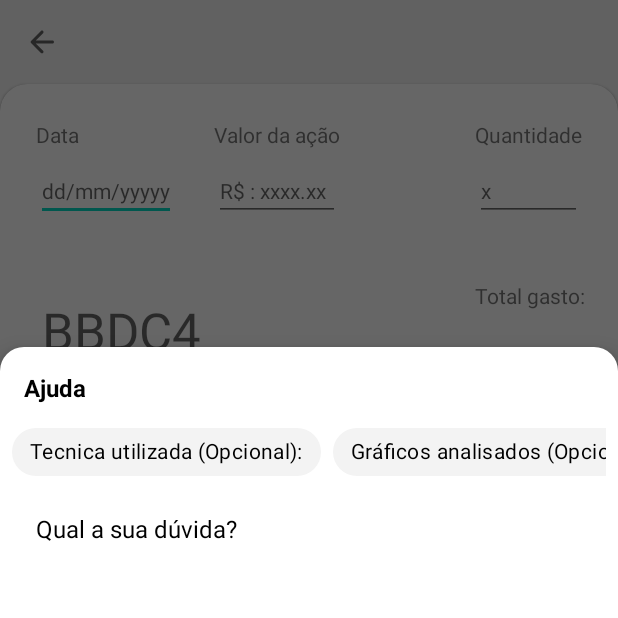
After one commit to BacchoTerra/Finance_tracker, an Android app: the fragment HelpStockBottomSheet placed in its activity, on a phone screen of 412 x 824 dp, the top half of it. The commit adds this screen. Run offline under Robolectric (Android 15) with nearby library versions, the phone set to English and light mode, and no system bars; libraries missing offline, so code that uses them is left out: com.santalu.maskara; plain views replace MaskEditText; 2 statements that could not run were skipped.

Commit message:
HelpStockBottomSheet added.

```diff
--- a/app/src/main/java/com/bacchoterra/financetracker/tools/CalculateTotalSpend.java
+++ b/app/src/main/java/com/bacchoterra/financetracker/tools/CalculateTotalSpend.java
@@ -4,6 +4,8 @@ import android.text.Editable;
 import android.text.TextWatcher;
 import android.widget.EditText;
 import android.widget.TextView;
+
+import java.text.DecimalFormat;
 
 public class CalculateTotalSpend {
 
@@ -14,15 +16,19 @@ public class CalculateTotalSpend {
     private float value2;
     private float totalSpend;
 
+    //Float format
+    private DecimalFormat decimalFormat;
+
     public CalculateTotalSpend(EditText editPrice, EditText editQuantity, TextView txtTotalPrice) {
         this.editPrice = editPrice;
         this.editQuantity = editQuantity;
         this.txtTotalPrice = txtTotalPrice;
-        getTotalSpend();
+        decimalFormat = new DecimalFormat("0.00");
+        retrieveValues();
     }
 
 
-    private void getTotalSpend (){
+    private void retrieveValues(){
 
 
         editPrice.addTextChangedListener(new TextWatcher() {
@@ -33,7 +39,7 @@ public class CalculateTotalSpend {
 
             @Override
             public void onTextChanged(CharSequence charSequence, int i, int i1, int i2) {
-                 txtTotalPrice.setText(String.valueOf(calculate(editPrice,editQuantity)));
+                 txtTotalPrice.setText(decimalFormat.format(calculate(editPrice,editQuantity)));
 
             }
 
@@ -51,7 +57,7 @@ public class CalculateTotalSpend {
 
             @Override
             public void onTextChanged(CharSequence charSequence, int i, int i1, int i2) {
-                 txtTotalPrice.setText(String.valueOf(calculate(editQuantity,editPrice)));
+                 txtTotalPrice.setText(decimalFormat.format(calculate(editQuantity,editPrice)));
 
 
             }
--- /dev/null
+++ b/app/src/main/java/com/bacchoterra/financetracker/tools/HelpStockBottomSheet.java
@@ -0,0 +1,65 @@
+package com.bacchoterra.financetracker.tools;
+
+import android.os.Bundle;
+import android.view.LayoutInflater;
+import android.view.View;
+import android.view.ViewGroup;
+import android.widget.TextView;
+import android.widget.Toast;
+
+import androidx.annotation.NonNull;
+import androidx.annotation.Nullable;
+
+import com.bacchoterra.financetracker.R;
+import com.google.android.material.bottomsheet.BottomSheetDialogFragment;
+import com.google.android.material.chip.Chip;
+import com.google.android.material.chip.ChipGroup;
+
+public class HelpStockBottomSheet extends BottomSheetDialogFragment {
+
+    private ChipGroup chipGroup;
+    private TextView txtInfo;
+
+    @Nullable
+    @Override
+    public View onCreateView(@NonNull LayoutInflater inflater, @Nullable ViewGroup container, @Nullable Bundle savedInstanceState) {
+
+        View view = inflater.inflate(R.layout.sheet_help_stock, container, false);
+        init(view);
+        chipGroupSelection();
+
+        return view;
+    }
+
+    private void init(View view) {
+
+        chipGroup = view.findViewById(R.id.sheet_help_stock_chip_group);
+        txtInfo = view.findViewById(R.id.sheet_help_stock_txt_info);
+
+    }
+
+    ;
+
+    private void chipGroupSelection() {
+
+        chipGroup.setOnCheckedChangeListener(new ChipGroup.OnCheckedChangeListener() {
+            @Override
+            public void onCheckedChanged(ChipGroup group, int checkedId) {
+
+                if (group.getCheckedChipId() == R.id.sheet_help_stock_chip_tecnica) {
+
+                    txtInfo.setText(getResources().getString(R.string.tecnica_utilizada_description));
+
+                } else if (group.getCheckedChipId() == R.id.sheet_help_stock_chip_graficos) {
+
+                    txtInfo.setText(getResources().getString(R.string.graficos_analisados_description));
+                } else {
+
+                    txtInfo.setText(getResources().getString(R.string.tempo_esperado_description));
+                }
+
+            }
+        });
+
+    }
+}
--- a/app/src/main/java/com/bacchoterra/financetracker/view/AddStockActivity.java
+++ b/app/src/main/java/com/bacchoterra/financetracker/view/AddStockActivity.java
@@ -2,17 +2,17 @@ package com.bacchoterra.financetracker.view;
 
 import androidx.appcompat.app.AppCompatActivity;
 import androidx.appcompat.widget.Toolbar;
+import androidx.core.content.res.ResourcesCompat;
 
 import android.os.Bundle;
-import android.text.Editable;
-import android.text.TextWatcher;
+import android.view.View;
+import android.widget.Button;
 import android.widget.EditText;
 import android.widget.TextView;
-import android.widget.Toast;
 
 import com.bacchoterra.financetracker.R;
 import com.bacchoterra.financetracker.tools.CalculateTotalSpend;
-import com.santalu.maskara.Mask;
+import com.bacchoterra.financetracker.tools.HelpStockBottomSheet;
 import com.santalu.maskara.widget.MaskEditText;
 
 import java.text.SimpleDateFormat;
@@ -27,11 +27,11 @@ public class AddStockActivity extends AppCompatActivity {
     private EditText editPrice;
     private EditText editQuantity;
     private TextView txtTotalPrice;
+    private TextView txtHelp;
+    private Button btnAdd;
 
-    //Price calculation
-    float price;
-    float quantity;
-
+    //Help BottomSheet
+    private HelpStockBottomSheet bottomSheetHelp;
 
     @Override
     protected void onCreate(Bundle savedInstanceState) {
@@ -41,6 +41,7 @@ public class AddStockActivity extends AppCompatActivity {
         createToolbar();
         setEditDateToCurrentDate();
         calculateTotal();
+        showHelpBottomSheet();
     }
 
     private void calculateTotal() {
@@ -56,6 +57,8 @@ public class AddStockActivity extends AppCompatActivity {
         editPrice = findViewById(R.id.activity_add_stock_edit_price);
         editQuantity = findViewById(R.id.activity_add_stock_edit_quantity);
         txtTotalPrice = findViewById(R.id.activity_add_stock_txt_total_price_result);
+        btnAdd = findViewById(R.id.activity_add_stock_btn_add);
+        txtHelp = findViewById(R.id.activity_add_stock_txt_help);
 
     }
 
@@ -65,6 +68,22 @@ public class AddStockActivity extends AppCompatActivity {
         getSupportActionBar().setDisplayHomeAsUpEnabled(true);
         getSupportActionBar().setHomeAsUpIndicator(R.drawable.ic_round_arrow_back_24);
         getSupportActionBar().setTitle(null);
+
+    }
+
+    private void showHelpBottomSheet(){
+
+        txtHelp.setOnClickListener(new View.OnClickListener() {
+            @Override
+            public void onClick(View view) {
+                if (bottomSheetHelp == null){
+                    bottomSheetHelp = new HelpStockBottomSheet();
+                }
+
+                bottomSheetHelp.show(getSupportFragmentManager(),null);
+            }
+        });
+
 
     }
 
--- /dev/null
+++ b/app/src/main/res/color/chip_selection_color.xml
@@ -0,0 +1,8 @@
+<?xml version="1.0" encoding="utf-8"?>
+<selector xmlns:android="http://schemas.android.com/apk/res/android">
+
+    <item android:color="@color/chip_selected" android:state_selected="true"/>
+
+    <item android:color="@color/background_color"/>
+
+</selector>
--- a/app/src/main/res/layout/activity_add_stock.xml
+++ b/app/src/main/res/layout/activity_add_stock.xml
@@ -71,25 +71,25 @@
             <com.santalu.maskara.widget.MaskEditText
                 android:id="@+id/activity_add_stock_edit_date"
                 android:layout_width="wrap_content"
-                app:mask="__/__/____"
-                android:maxLength="10"
                 android:layout_height="wrap_content"
                 android:layout_marginTop="8dp"
                 android:hint="dd/mm/yyyyy"
                 android:inputType="number"
+                android:maxLength="10"
                 android:textSize="14sp"
                 app:layout_constraintStart_toStartOf="@+id/activity_add_stock_txt_date"
                 app:layout_constraintTop_toBottomOf="@+id/activity_add_stock_txt_date"
+                app:mask="__/__/____"
                 tools:ignore="HardcodedText" />
 
             <EditText
                 android:id="@+id/activity_add_stock_edit_price"
                 android:layout_width="0dp"
                 android:layout_height="wrap_content"
-                android:maxLength="7"
                 android:layout_marginTop="8dp"
                 android:hint="R$ : xxxx.xx"
                 android:inputType="numberDecimal"
+                android:maxLength="7"
                 android:textSize="14sp"
                 app:layout_constraintEnd_toEndOf="@+id/activity_add_stock_txtInitial_price"
                 app:layout_constraintStart_toStartOf="@+id/activity_add_stock_txtInitial_price"
@@ -150,7 +150,7 @@
                 app:layout_constraintTop_toBottomOf="@+id/textView8" />
 
             <TextView
-                android:id="@+id/textView10"
+                android:id="@+id/activity_add_stock_txt_help"
                 android:layout_width="wrap_content"
                 android:layout_height="wrap_content"
                 android:layout_marginTop="8dp"
@@ -180,20 +180,20 @@
                 tools:text="R$: 45,45" />
 
             <Button
-                android:id="@+id/activity_add_stock_btn_save"
+                android:id="@+id/activity_add_stock_btn_add"
                 android:layout_width="0dp"
                 android:layout_height="wrap_content"
                 android:layout_marginStart="32dp"
                 android:layout_marginEnd="32dp"
                 android:background="@drawable/shape_btn_adicionar_acao"
-                android:padding="0dp"
                 android:text="@string/adicionar"
                 android:textAppearance="@style/TextAppearance.AppCompat.Body2"
                 app:layout_constraintBottom_toBottomOf="parent"
                 app:layout_constraintEnd_toEndOf="parent"
                 app:layout_constraintStart_toStartOf="parent"
-                app:layout_constraintTop_toBottomOf="@+id/textView10"
+                app:layout_constraintTop_toBottomOf="@+id/activity_add_stock_txt_help"
                 app:layout_constraintVertical_bias="0.3" />
+
 
         </androidx.constraintlayout.widget.ConstraintLayout>
     </com.google.android.material.card.MaterialCardView>
--- /dev/null
+++ b/app/src/main/res/layout/sheet_help_stock.xml
@@ -0,0 +1,104 @@
+<?xml version="1.0" encoding="utf-8"?>
+<androidx.constraintlayout.widget.ConstraintLayout xmlns:android="http://schemas.android.com/apk/res/android"
+    xmlns:app="http://schemas.android.com/apk/res-auto"
+    xmlns:tools="http://schemas.android.com/tools"
+    android:layout_width="match_parent"
+    android:layout_height="match_parent"
+    android:theme="@style/Theme.MaterialComponents">
+
+    <TextView
+        android:id="@+id/sheet_help_stock_txt_help"
+        android:layout_width="wrap_content"
+        android:layout_height="wrap_content"
+        android:layout_marginStart="16dp"
+        android:layout_marginTop="16dp"
+        android:text="@string/ajuda"
+        android:textColor="@color/black"
+        android:textSize="16sp"
+        android:textStyle="bold"
+        app:layout_constraintStart_toStartOf="parent"
+        app:layout_constraintTop_toTopOf="parent" />
+
+
+    <HorizontalScrollView
+        android:id="@+id/sheet_help_stock_scroll_view"
+        android:layout_width="match_parent"
+        android:layout_height="wrap_content"
+        android:layout_marginStart="8dp"
+        android:layout_marginTop="8dp"
+        android:layout_marginEnd="8dp"
+        app:layout_constraintEnd_toEndOf="parent"
+        app:layout_constraintStart_toStartOf="parent"
+        app:layout_constraintTop_toBottomOf="@id/sheet_help_stock_txt_help">
+
+        <com.google.android.material.chip.ChipGroup
+            android:id="@+id/sheet_help_stock_chip_group"
+            android:layout_width="wrap_content"
+            android:layout_height="match_parent"
+            app:chipSpacing="4dp"
+            app:singleLine="true"
+            app:singleSelection="true">
+
+            <com.google.android.material.chip.Chip
+                android:id="@+id/sheet_help_stock_chip_tecnica"
+                style="@style/Widget.MaterialComponents.Chip.Choice"
+                android:layout_width="wrap_content"
+                android:layout_height="wrap_content"
+                android:padding="3dp"
+                android:text="@string/tecnica_utilizada_opcional"
+                android:textColor="@color/black"
+                app:chipBackgroundColor="@color/chip_selection_color" />
+
+            <com.google.android.material.chip.Chip
+                android:id="@+id/sheet_help_stock_chip_graficos"
+                style="@style/Widget.MaterialComponents.Chip.Choice"
+                android:layout_width="wrap_content"
+                android:layout_height="wrap_content"
+                android:padding="3dp"
+                android:text="@string/gr_ficos_analisados_opcional"
+                android:textColor="@color/black"
+                app:chipBackgroundColor="@color/chip_selection_color" />
+
+            <com.google.android.material.chip.Chip
+                android:id="@+id/sheet_help_stock_chip_tempo"
+                style="@style/Widget.MaterialComponents.Chip.Choice"
+                android:layout_width="wrap_content"
+                android:layout_height="wrap_content"
+                android:padding="3dp"
+                android:text="@string/tempo_esperado_de_investimento_opcional"
+                android:textColor="@color/black"
+                app:chipBackgroundColor="@color/chip_selection_color" />
+
+
+        </com.google.android.material.chip.ChipGroup>
+
+
+    </HorizontalScrollView>
+
+    <TextView
+        android:id="@+id/sheet_help_stock_txt_info"
+        android:layout_width="0dp"
+        android:layout_height="wrap_content"
+        android:textSize="16sp"
+        android:layout_marginStart="24dp"
+        android:layout_marginTop="16dp"
+        android:layout_marginEnd="24dp"
+        android:gravity="start"
+        android:minHeight="100dp"
+        android:text="@string/qual_a_sua_duvida"
+        android:textColor="@color/black"
+        app:layout_constraintBottom_toTopOf="@+id/guideline"
+        app:layout_constraintEnd_toEndOf="parent"
+        app:layout_constraintStart_toStartOf="parent"
+        app:layout_constraintTop_toBottomOf="@+id/sheet_help_stock_scroll_view"
+        app:layout_constraintVertical_bias="0.0" />
+
+    <androidx.constraintlayout.widget.Guideline
+        android:id="@+id/guideline"
+        android:layout_width="wrap_content"
+        android:layout_height="wrap_content"
+        android:orientation="horizontal"
+        app:layout_constraintGuide_percent="0.31" />
+
+
+</androidx.constraintlayout.widget.ConstraintLayout>
--- a/app/src/main/res/values/colors.xml
+++ b/app/src/main/res/values/colors.xml
@@ -17,4 +17,5 @@
     <color name="toolbar_text_color">#000000</color>
     <color name="status_bar_color">#000000</color>
     <color name="background_color">#f3f3f3</color>
+    <color name="chip_selected">#C0D5FF</color>
 </resources>
--- a/app/src/main/res/values/strings.xml
+++ b/app/src/main/res/values/strings.xml
@@ -13,10 +13,15 @@
     <string name="data">Data</string>
     <string name="valor_da_a_o">Valor da ação</string>
     <string name="quantidade">Quantidade</string>
-    <string name="tecnica_utilizada_opcional">Tecnica utilizada: (Opcional)</string>
+    <string name="tecnica_utilizada_opcional">Tecnica utilizada (Opcional):</string>
     <string name="gr_ficos_analisados_opcional">Gráficos analisados (Opcional):</string>
     <string name="tempo_esperado_de_investimento_opcional">Tempo esperado de investimento (Opcional):</string>
     <string name="o_que_s_o_os_itens_acima">O que são os itens acima?</string>
     <string name="dd_mm_yyyy">dd/mm/YYYY</string>
     <string name="adicionar">Adicionar</string>
+    <string name="tecnica_utilizada_description">Este item se refere a qual item de análise gráfica foi utilizada (caso alguma tenha sido), permitindo que possa ser feita uma comparação usando a mesma técnica futuramente.</string>
+    <string name="graficos_analisados_description">Neste seria interessante adicionar detalhes dos gráficos analisados, como tipo de gráfico, intervalo do gráfico, entre outros, para facilitar futuras comparações.</string>
+    <string name="tempo_esperado_description">O tempo esperado de investimento determina quanto tempo você pretende deixar a operação aberta (dias, semanas, meses, etc.), facilitando, futuramente, a escolha do intervalo do gráfico para analisar sua operação.</string>
+    <string name="ajuda">Ajuda</string>
+    <string name="qual_a_sua_duvida">Qual a sua dúvida?</string>
 </resources>
--- a/app/src/main/res/values/themes.xml
+++ b/app/src/main/res/values/themes.xml
@@ -11,6 +11,28 @@
         <item name="colorOnSecondary">@color/black</item>
         <!-- Status bar color. -->
         <item name="android:statusBarColor" tools:targetApi="l">@color/status_bar_color</item>
+        <!--BottomSheet theme. -->
+        <item name="bottomSheetDialogTheme">@style/CustomBottomSheetDialog</item>
         <!-- Customize your theme here. -->
     </style>
+
+
+
+
+
+    <style name="CustomBottomSheetDialog" parent="@style/ThemeOverlay.MaterialComponents.BottomSheetDialog">
+    <item name="bottomSheetStyle">@style/CustomBottomSheet</item>
+</style>
+
+    <style name="CustomBottomSheet" parent="Widget.MaterialComponents.BottomSheet">
+        <item name="shapeAppearanceOverlay">@style/CustomShapeAppearanceBottomSheetDialog</item>
+    </style>
+
+    <style name="CustomShapeAppearanceBottomSheetDialog" parent="">
+        <item name="cornerFamily">rounded</item>
+        <item name="cornerSizeTopRight">16dp</item>
+        <item name="cornerSizeTopLeft">16dp</item>
+        <item name="cornerSizeBottomRight">0dp</item>
+        <item name="cornerSizeBottomLeft">0dp</item>
+    </style>
 </resources>
```
